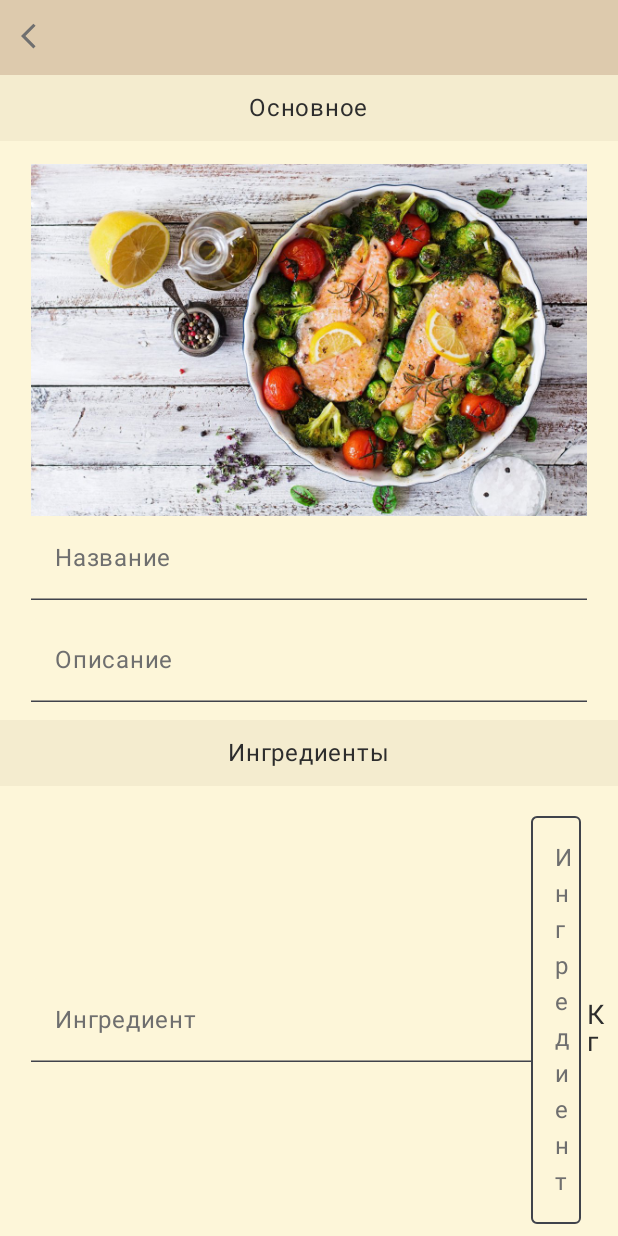
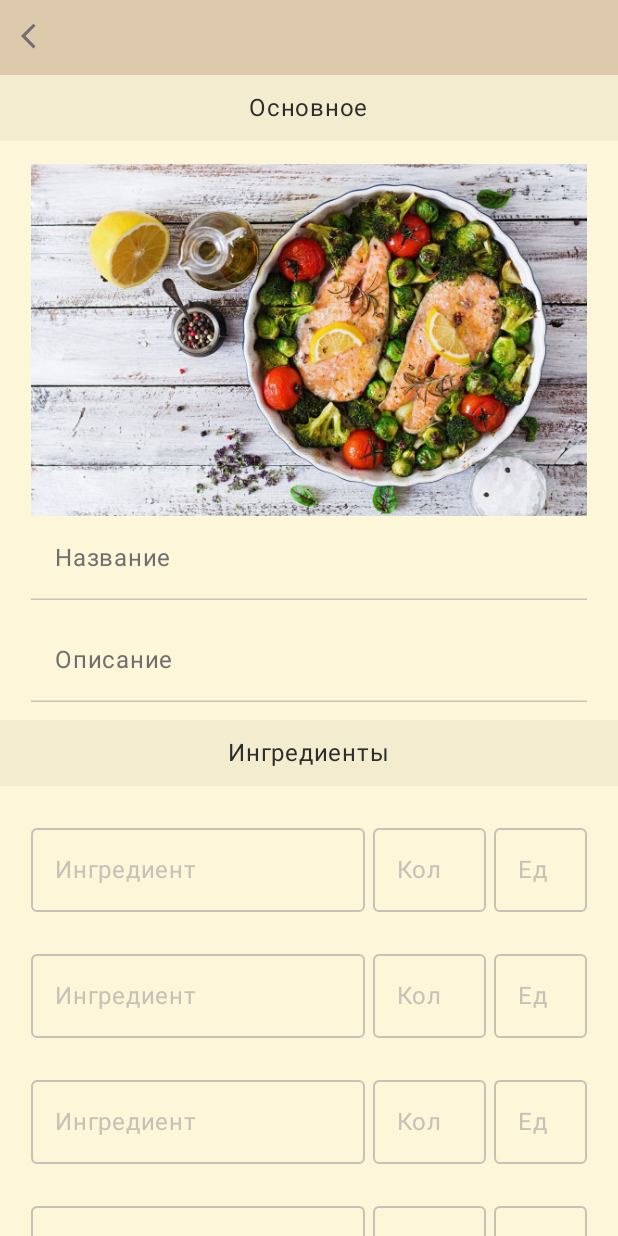
Before and after one commit to AdepteXiao/Gourmet, an Android app built with Jetpack Compose: the CreateRecipeScreen screen opened through its navigation route, on a phone screen of 412 x 824 dp. Run offline under Robolectric (Android 15) with nearby library versions, the phone set to English and light mode, and no system bars.

Commit message:
Жизнь налаживается(но не сильно)

```diff
--- a/app/src/main/java/com/example/gourmet/screens/CreateRecipeScreen.kt
+++ b/app/src/main/java/com/example/gourmet/screens/CreateRecipeScreen.kt
@@ -7,28 +7,38 @@ import androidx.activity.result.contract.ActivityResultContracts
 import androidx.compose.foundation.ExperimentalFoundationApi
 import androidx.compose.foundation.Image
 import androidx.compose.foundation.background
+import androidx.compose.foundation.border
 import androidx.compose.foundation.clickable
 import androidx.compose.foundation.layout.Arrangement
 import androidx.compose.foundation.layout.Box
 import androidx.compose.foundation.layout.Column
 import androidx.compose.foundation.layout.Row
 import androidx.compose.foundation.layout.Spacer
+import androidx.compose.foundation.layout.defaultMinSize
 import androidx.compose.foundation.layout.fillMaxWidth
 import androidx.compose.foundation.layout.height
 import androidx.compose.foundation.layout.heightIn
 import androidx.compose.foundation.layout.padding
 import androidx.compose.foundation.layout.size
 import androidx.compose.foundation.layout.width
+import androidx.compose.foundation.layout.widthIn
 import androidx.compose.foundation.lazy.LazyColumn
 import androidx.compose.foundation.shape.CircleShape
 import androidx.compose.foundation.shape.RoundedCornerShape
 import androidx.compose.foundation.text.KeyboardActions
 import androidx.compose.foundation.text.KeyboardOptions
 import androidx.compose.material3.Divider
+import androidx.compose.material3.DropdownMenu
+import androidx.compose.material3.DropdownMenuItem
+import androidx.compose.material3.ExperimentalMaterial3Api
+import androidx.compose.material3.ExposedDropdownMenuBox
+import androidx.compose.material3.ExposedDropdownMenuDefaults
 import androidx.compose.material3.Icon
 import androidx.compose.material3.IconButton
+import androidx.compose.material3.LocalTextStyle
 import androidx.compose.material3.MaterialTheme
 import androidx.compose.material3.OutlinedTextField
+import androidx.compose.material3.OutlinedTextFieldDefaults
 import androidx.compose.material3.Text
 import androidx.compose.material3.TextField
 import androidx.compose.material3.TextFieldDefaults
@@ -41,6 +51,7 @@ import androidx.compose.ui.Alignment
 import androidx.compose.ui.ExperimentalComposeUiApi
 import androidx.compose.ui.Modifier
 import androidx.compose.ui.draw.clip
+import androidx.compose.ui.graphics.Color
 import androidx.compose.ui.graphics.painter.ColorPainter
 import androidx.compose.ui.layout.ContentScale
 import androidx.compose.ui.platform.LocalContext
@@ -65,10 +76,6 @@ import com.example.gourmet.vmodels.RecipeViewModel
 @OptIn(ExperimentalComposeUiApi::class, ExperimentalFoundationApi::class)
 @Composable
 fun CreateRecipeScreen(vm: RecipeViewModel, navHostController: NavHostController) {
-    var isEditing by remember { mutableStateOf(false) }
-    var searchText: String by remember { mutableStateOf("") }
-    val keyboardController = LocalSoftwareKeyboardController.current
-    val focusManager = LocalFocusManager.current
     Column(
         modifier = Modifier
             .background(Background),
@@ -107,31 +114,6 @@ fun CreateRecipeScreen(vm: RecipeViewModel, navHostController: NavHostController
     }
 }
 
-@Composable
-fun EditableTextField() {
-    var isEditing by remember { mutableStateOf(false) }
-    var text by remember { mutableStateOf("Название") }
-
-    if (isEditing) {
-        TextField(
-            value = text,
-            onValueChange = { newText -> text = newText },
-            keyboardOptions = KeyboardOptions(imeAction = ImeAction.Done),
-            keyboardActions = KeyboardActions(onDone = { isEditing = false }),
-            modifier = Modifier
-                .fillMaxWidth(0.9f)
-                .padding(bottom = 12.dp)
-        )
-    } else {
-        Text(
-            text = text,
-            modifier = Modifier
-                .fillMaxWidth(0.9f)
-                .padding(bottom = 12.dp)
-                .clickable { isEditing = true }
-        )
-    }
-}
 
 @Composable
 fun CreateMainInfo(vm: RecipeViewModel) {
@@ -198,12 +180,17 @@ fun CreateMainInfo(vm: RecipeViewModel) {
                     focusManager.clearFocus()
                     isEditing = false
                 }),
-                colors = TextFieldDefaults.colors(
+                colors = OutlinedTextFieldDefaults.colors(
                     unfocusedContainerColor = LightAccent,
                     focusedContainerColor = LightAccent,
                     focusedTextColor = TextColor,
                     unfocusedTextColor = TextColor,
                     unfocusedPlaceholderColor = LightText,
+                    focusedLabelColor = Stroke,
+                    unfocusedLabelColor = Stroke,
+                    unfocusedBorderColor = Stroke,
+                    focusedBorderColor = Stroke,
+
                 ),
                 maxLines = 2,
                 modifier = Modifier
@@ -225,12 +212,17 @@ fun CreateMainInfo(vm: RecipeViewModel) {
                     focusManager.clearFocus()
                     isEditing = false
                 }),
-                colors = TextFieldDefaults.colors(
+                colors = OutlinedTextFieldDefaults.colors(
                     unfocusedContainerColor = LightAccent,
                     focusedContainerColor = LightAccent,
-                    focusedTextColor = LightText,
-                    unfocusedTextColor = LightText,
+                    focusedTextColor = TextColor,
+                    unfocusedTextColor = TextColor,
                     unfocusedPlaceholderColor = LightText,
+                    focusedLabelColor = Stroke,
+                    unfocusedLabelColor = Stroke,
+                    unfocusedBorderColor = Stroke,
+                    focusedBorderColor = Stroke,
+
                 ),
                 maxLines = 2,
                 modifier = Modifier
@@ -241,82 +233,127 @@ fun CreateMainInfo(vm: RecipeViewModel) {
     }
 }
 
+@OptIn(ExperimentalMaterial3Api::class)
 @Composable
 fun CreateIngredient(vm: RecipeViewModel) {
     val keyboardController = LocalSoftwareKeyboardController.current
     val focusManager = LocalFocusManager.current
     var isEditing by remember { mutableStateOf(false) }
     var editIngName by remember { mutableStateOf("") }
+    var editIngAmount by remember { mutableStateOf("") }
+    Box(modifier = Modifier.fillMaxWidth(0.9f)) {
         Row(
             verticalAlignment = Alignment.CenterVertically,
             modifier = Modifier
                 .padding(vertical = 10.dp)
-            .fillMaxWidth(0.9f)
+                .fillMaxWidth()
         ) {
-        TextField(
-            value = editIngName ?: "",
-            onValueChange = { newText ->
-                editIngName = newText
-                isEditing = true
-            },
-            placeholder = { Text(text = "Ингредиент") },
-            keyboardOptions = KeyboardOptions(imeAction = ImeAction.Done),
-            keyboardActions = KeyboardActions(onDone = {
-                vm.recipe.description = editIngName
-                keyboardController?.hide()
-                focusManager.clearFocus()
-                isEditing = false
-            }),
-            colors = TextFieldDefaults.colors(
-                unfocusedContainerColor = LightAccent,
-                focusedContainerColor = LightAccent,
-                focusedTextColor = LightText,
-                unfocusedTextColor = LightText,
-                unfocusedPlaceholderColor = LightText,
-            ),
-            maxLines = 2,
-            modifier = Modifier
-                .fillMaxWidth(0.9f)
-                .padding(bottom = 12.dp)
-        )
-        Spacer(modifier = Modifier.weight(0.4f))
-
             OutlinedTextField(
                 value = editIngName ?: "",
                 onValueChange = { newText ->
                     editIngName = newText
                     isEditing = true
                 },
-            placeholder = { Text(text = "Ингредиент") },
+                label = { Text("Ингредиент") },
                 keyboardOptions = KeyboardOptions(imeAction = ImeAction.Done),
                 keyboardActions = KeyboardActions(onDone = {
-                vm.recipe.description = editIngName
+//                    vm.recipe.description = editIngName
                     keyboardController?.hide()
                     focusManager.clearFocus()
                     isEditing = false
                 }),
-            colors = TextFieldDefaults.colors(
+                colors = OutlinedTextFieldDefaults.colors(
                     unfocusedContainerColor = LightAccent,
                     focusedContainerColor = LightAccent,
                     focusedTextColor = TextColor,
                     unfocusedTextColor = TextColor,
                     unfocusedPlaceholderColor = LightText,
+                    focusedLabelColor = Stroke,
+                    unfocusedLabelColor = Stroke,
+                    unfocusedBorderColor = Stroke,
+                    focusedBorderColor = Stroke,
+
                 ),
-            maxLines = 2,
+                maxLines = 4,
                 modifier = Modifier
-                .fillMaxWidth(0.9f)
-                .padding(bottom = 12.dp)
+                    .fillMaxWidth(0.6f)
             )
             Spacer(modifier = Modifier.width(5.dp))
-        Text(
-            text = "Кг",
-            color = TextColor,
-            fontSize = 18.sp,
-            lineHeight = 18.sp,
+
+            OutlinedTextField(
+                value = editIngAmount ?: "",
+                onValueChange = { newText ->
+                    editIngAmount = newText
+                    isEditing = true
+                },
+                label = { Text("Кол") },
+                keyboardOptions = KeyboardOptions(imeAction = ImeAction.Done),
+                keyboardActions = KeyboardActions(onDone = {
+//                    vm.recipe.ingredients[i].quantity = editIngAmount
+                    keyboardController?.hide()
+                    focusManager.clearFocus()
+                    isEditing = false
+                }),
+                colors = OutlinedTextFieldDefaults.colors(
+                    unfocusedContainerColor = LightAccent,
+                    focusedContainerColor = LightAccent,
+                    focusedTextColor = TextColor,
+                    unfocusedTextColor = TextColor,
+                    unfocusedPlaceholderColor = LightText,
+                    focusedLabelColor = Stroke,
+                    unfocusedLabelColor = Stroke,
+                    unfocusedBorderColor = Stroke,
+                    focusedBorderColor = Stroke,
+                ),
+                maxLines = 3,
+                textStyle = LocalTextStyle.current.copy(lineHeight = 12.sp),
                 modifier = Modifier
-                .padding(end = 15.dp)
+//                    .clip(RoundedCornerShape(20.dp))
+//                    .border(1.dp, Stroke, RoundedCornerShape(20.dp))
+                    .widthIn(min = 40.dp, max = 75.dp)
+
+
             )
 
+            Spacer(modifier = Modifier.width(5.dp))
+
+            OutlinedTextField(
+                value = editIngAmount ?: "",
+                onValueChange = { newText ->
+                    editIngAmount = newText
+                    isEditing = true
+                },
+                label = { Text("Ед") },
+                keyboardOptions = KeyboardOptions(imeAction = ImeAction.Done),
+                keyboardActions = KeyboardActions(onDone = {
+//                    vm.recipe.ingredients[i].quantity = editIngAmount
+                    keyboardController?.hide()
+                    focusManager.clearFocus()
+                    isEditing = false
+                }),
+                colors = OutlinedTextFieldDefaults.colors(
+                    unfocusedContainerColor = LightAccent,
+                    focusedContainerColor = LightAccent,
+                    focusedTextColor = TextColor,
+                    unfocusedTextColor = TextColor,
+                    unfocusedPlaceholderColor = LightText,
+                    focusedLabelColor = Stroke,
+                    unfocusedLabelColor = Stroke,
+                    unfocusedBorderColor = Stroke,
+                    focusedBorderColor = Stroke,
+
+                    ),
+                maxLines = 3,
+                textStyle = LocalTextStyle.current.copy(lineHeight = 12.sp),
+                modifier = Modifier
+//                    .clip(RoundedCornerShape(20.dp))
+//                    .border(1.dp, Stroke, RoundedCornerShape(20.dp))
+                    .widthIn(min = 40.dp, max = 75.dp)
+
+
+            )
+
+        }
     }
 }
 
@@ -354,6 +391,20 @@ fun CreateIngredients(vm: RecipeViewModel) {
 
 @Composable
 fun CreateStepCard(vm: RecipeViewModel) {
+    var imageUri by remember { mutableStateOf<Uri?>(vm.recipe.image) }
+    var isEditing by remember { mutableStateOf(false) }
+    var editStep by remember { mutableStateOf("vm.recipe.name") }
+    var editDescription by remember { mutableStateOf(vm.recipe.description) }
+    val launcher =
+        rememberLauncherForActivityResult(contract = ActivityResultContracts.GetContent()) { uri: Uri? ->
+            uri?.let {
+                imageUri = it
+                vm.onImageSelected(it)
+            }
+        }
+
+    val keyboardController = LocalSoftwareKeyboardController.current
+    val focusManager = LocalFocusManager.current
     Box(
         modifier = Modifier
             .fillMaxWidth()
@@ -379,23 +430,63 @@ fun CreateStepCard(vm: RecipeViewModel) {
                 color = Stroke,
                 thickness = 0.5.dp
             )
-            Image(
-                painter = painterResource(R.drawable.food),
-                contentDescription = "Фотография блюда",
+            AsyncImage(
+                model = ImageRequest.Builder(LocalContext.current)
+                    .data(imageUri)
+                    .crossfade(true)
+                    .build(),
+                contentDescription = "Фотография шага",
+                contentScale = ContentScale.Crop,
+                modifier = Modifier
+                    .clickable {
+                        launcher.launch("image/*")
+//                        imageUri = vm.recipe.image
+                    }
+                    .fillMaxWidth(0.9f)
+                    .heightIn(max = 250.dp)
+                    .padding(top = 15.dp),
+                placeholder = ColorPainter(MaterialTheme.colorScheme.primary)
+
+            )
+//            Image(
+//                painter = painterResource(R.drawable.food),
+//                contentDescription = "Фотография блюда",
+//                modifier = Modifier
+//                    .fillMaxWidth(0.9f)
+//                    .heightIn(max = 200.dp),
+//                contentScale = ContentScale.Crop
+//            )
+
+            OutlinedTextField(
+                value = editStep ?: "",
+                onValueChange = { newText ->
+                    editStep = newText
+                    isEditing = true
+                },
+                label = { Text("Описание") },
+                keyboardOptions = KeyboardOptions(imeAction = ImeAction.Done),
+                keyboardActions = KeyboardActions(onDone = {
+//                    vm.recipe.description = editStep
+                    keyboardController?.hide()
+                    focusManager.clearFocus()
+                    isEditing = false
+                }),
+                colors = OutlinedTextFieldDefaults.colors(
+                    unfocusedContainerColor = LightAccent,
+                    focusedContainerColor = LightAccent,
+                    focusedTextColor = TextColor,
+                    unfocusedTextColor = TextColor,
+                    unfocusedPlaceholderColor = LightText,
+                    focusedLabelColor = Stroke,
+                    unfocusedLabelColor = Stroke,
+                    unfocusedBorderColor = Stroke,
+                    focusedBorderColor = Stroke,
+
+                    ),
+                maxLines = 6,
                 modifier = Modifier
                     .fillMaxWidth(0.9f)
-                    .heightIn(max = 200.dp),
-                contentScale = ContentScale.Crop
-            )
-
-            Text(
-                text = "Выглядит вкусно, по сути вкусно, по вкусу тоже вкусно",
-                color = TextColor,
-                fontSize = 16.sp,
-                lineHeight = 16.sp,
-                modifier = Modifier
-                    .padding(0.dp, 20.dp)
-                    .fillMaxWidth(0.9f),
+                    .padding(vertical = 20.dp)
             )
         }
     }
--- a/app/src/main/java/com/example/gourmet/vmodels/RecipeViewModel.kt
+++ b/app/src/main/java/com/example/gourmet/vmodels/RecipeViewModel.kt
@@ -45,5 +45,8 @@ class RecipeViewModel(recipeId: Int?) : ViewModel() {
         recipe.image = image
     }
 
+    fun setSelectedType(choice: String) {
+        var type = choice
+    }
 
 }
```
Lines whose indentation alone changed are shown as unchanged.
